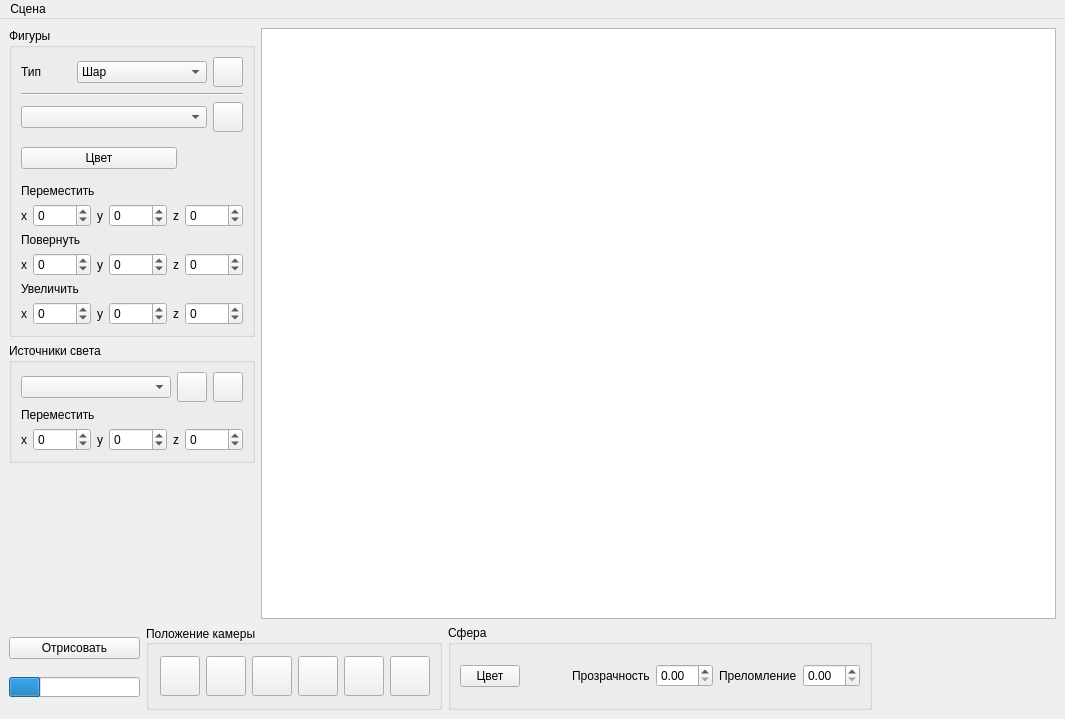
Above: src/gui/mainwindow.ui from AskaryanKarine/BMSTU-CG-Course before the change. Below: the same form after it.
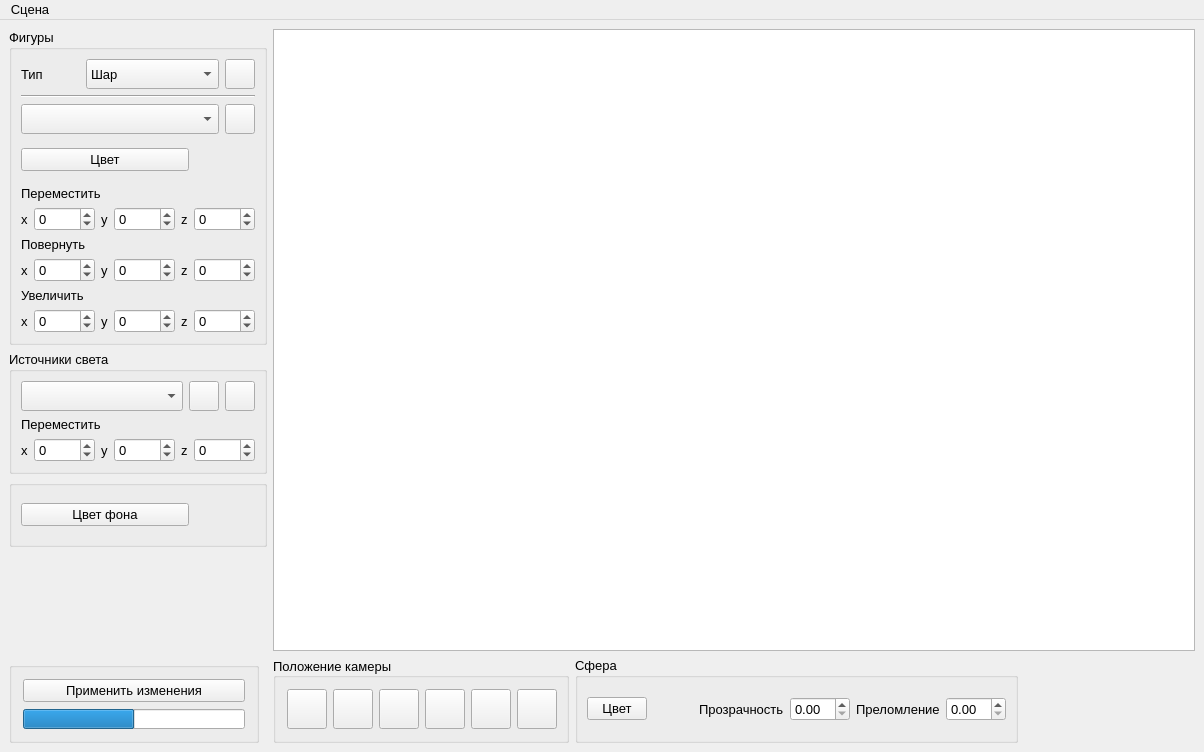
That is the form after the change. Icons and pictures are not drawn.

The edit to the form file:
```diff
--- a/src/gui/mainwindow.ui
+++ b/src/gui/mainwindow.ui
@@ -6,16 +6,21 @@
    <rect>
     <x>0</x>
     <y>0</y>
-    <width>1065</width>
-    <height>719</height>
+    <width>1204</width>
+    <height>752</height>
    </rect>
   </property>
+  <property name="font">
+   <font>
+    <pointsize>10</pointsize>
+   </font>
+  </property>
   <property name="windowTitle">
    <string>Трассировка лучей</string>
   </property>
   <widget class="QWidget" name="centralwidget">
-   <layout class="QFormLayout" name="formLayout">
-    <item row="0" column="0">
+   <layout class="QGridLayout" name="gridLayout">
+    <item row="0" column="0" rowspan="2">
      <layout class="QVBoxLayout" name="verticalLayout_4">
       <item>
        <widget class="QGroupBox" name="groupBox_4">
@@ -34,6 +39,12 @@
            </item>
            <item>
             <widget class="QComboBox" name="cB_figType">
+             <property name="minimumSize">
+              <size>
+               <width>0</width>
+               <height>30</height>
+              </size>
+             </property>
              <item>
               <property name="text">
                <string>Шар</string>
@@ -122,7 +133,14 @@
          <item>
           <layout class="QHBoxLayout" name="horizontalLayout_22">
            <item>
-            <widget class="QComboBox" name="cB_figAll"/>
+            <widget class="QComboBox" name="cB_figAll">
+             <property name="minimumSize">
+              <size>
+               <width>0</width>
+               <height>30</height>
+              </size>
+             </property>
+            </widget>
            </item>
            <item>
             <widget class="QPushButton" name="pB_figDel">
@@ -425,7 +443,14 @@
          <item>
           <layout class="QHBoxLayout" name="horizontalLayout_5">
            <item>
-            <widget class="QComboBox" name="cB_lightAll"/>
+            <widget class="QComboBox" name="cB_lightAll">
+             <property name="minimumSize">
+              <size>
+               <width>0</width>
+               <height>30</height>
+              </size>
+             </property>
+            </widget>
            </item>
            <item>
             <widget class="QPushButton" name="pB_lightAdd">
@@ -564,6 +589,44 @@
         </layout>
        </widget>
       </item>
+      <item>
+       <widget class="QGroupBox" name="groupBox_6">
+        <property name="title">
+         <string/>
+        </property>
+        <property name="flat">
+         <bool>true</bool>
+        </property>
+        <layout class="QHBoxLayout" name="horizontalLayout_24">
+         <item>
+          <widget class="QPushButton" name="pB_backgroundColor">
+           <property name="text">
+            <string>Цвет фона</string>
+           </property>
+          </widget>
+         </item>
+         <item>
+          <widget class="QLabel" name="lbl_backgroundColor">
+           <property name="minimumSize">
+            <size>
+             <width>40</width>
+             <height>40</height>
+            </size>
+           </property>
+           <property name="maximumSize">
+            <size>
+             <width>60</width>
+             <height>16777215</height>
+            </size>
+           </property>
+           <property name="text">
+            <string/>
+           </property>
+          </widget>
+         </item>
+        </layout>
+       </widget>
+      </item>
       <item>
        <spacer name="verticalSpacer">
         <property name="orientation">
@@ -577,25 +640,52 @@
         </property>
        </spacer>
       </item>
-     </layout>
-    </item>
-    <item row="0" column="1">
-     <widget class="QGraphicsView" name="graphicsView"/>
-    </item>
-    <item row="1" column="0" colspan="2">
-     <layout class="QHBoxLayout" name="horizontalLayout_8">
       <item>
+       <widget class="QGroupBox" name="groupBox_5">
+        <property name="minimumSize">
+         <size>
+          <width>0</width>
+          <height>0</height>
+         </size>
+        </property>
+        <property name="maximumSize">
+         <size>
+          <width>250</width>
+          <height>16777215</height>
+         </size>
+        </property>
+        <property name="title">
+         <string/>
+        </property>
+        <property name="flat">
+         <bool>true</bool>
+        </property>
        <layout class="QVBoxLayout" name="verticalLayout_2">
+         <property name="spacing">
+          <number>7</number>
+         </property>
+         <property name="leftMargin">
+          <number>11</number>
+         </property>
+         <property name="topMargin">
+          <number>11</number>
+         </property>
+         <property name="rightMargin">
+          <number>11</number>
+         </property>
+         <property name="bottomMargin">
+          <number>11</number>
+         </property>
         <item>
          <widget class="QPushButton" name="pB_draw">
           <property name="maximumSize">
            <size>
-            <width>131</width>
+             <width>16777215</width>
             <height>16777215</height>
            </size>
           </property>
           <property name="text">
-           <string>Отрисовать</string>
+            <string>Применить изменения</string>
           </property>
          </widget>
         </item>
@@ -603,20 +693,34 @@
          <widget class="QProgressBar" name="pBar_draw">
           <property name="maximumSize">
            <size>
-            <width>131</width>
+             <width>16777215</width>
             <height>20</height>
            </size>
           </property>
           <property name="value">
-           <number>24</number>
+            <number>50</number>
           </property>
           <property name="textVisible">
            <bool>false</bool>
           </property>
+           <property name="orientation">
+            <enum>Qt::Horizontal</enum>
+           </property>
+           <property name="invertedAppearance">
+            <bool>false</bool>
+           </property>
          </widget>
         </item>
        </layout>
+       </widget>
       </item>
+     </layout>
+    </item>
+    <item row="0" column="1">
+     <widget class="QGraphicsView" name="graphicsView"/>
+    </item>
+    <item row="1" column="1">
+     <layout class="QHBoxLayout" name="horizontalLayout_8">
       <item>
        <widget class="QGroupBox" name="groupBox_2">
         <property name="title">
@@ -909,8 +1013,8 @@
     <rect>
      <x>0</x>
      <y>0</y>
-     <width>1065</width>
-     <height>25</height>
+     <width>1204</width>
+     <height>28</height>
     </rect>
    </property>
    <widget class="QMenu" name="menu">
```
Lines whose indentation alone changed are shown as unchanged.
